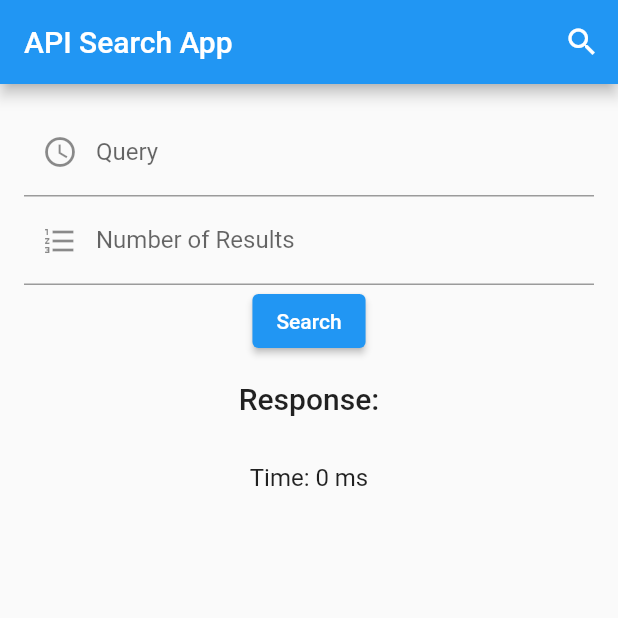
After one commit to Enriquefft/Information-Retrieval-Frontend, a Flutter app: the screen it shows after launch, on a phone screen of 412 x 824 dp, the top half of it. The commit adds this screen. Run offline on Flutter 3.47's test engine with Material 2 defaults, Android fonts, the light colour scheme and no system bars; our stand-ins replace logger.

Commit message:
First commit

```diff
--- /dev/null
+++ b/lib/api_service.dart
@@ -0,0 +1,36 @@
+import 'package:http/http.dart' as http;
+import 'package:logger/logger.dart';
+import 'dart:convert';
+
+class ApiService {
+  // Api call constants
+  var apiUrl = Uri.parse('http://localhost:3000/search');
+  var headers = {'Content-Type': 'application/json'};
+
+  // final log = Logger("ApiLogger");
+
+  Future<Map<String, dynamic>> search(String query, int results) async {
+    var body = jsonEncode({'query': query, 'results': results.toString()});
+
+    try {
+      var response = await http.post(apiUrl, body: body, headers: headers);
+
+      if (response.statusCode == 400) {
+        throw Exception(
+            'Incorrect input. Please check your query and number of results.');
+      } else if (response.statusCode == 404) {
+        throw Exception(
+            'The API service is currently unavailable. Please try again later.');
+      } else if (response.statusCode != 200) {
+        throw Exception('An error occurred. Please try again.');
+      }
+
+      return json.decode(response.body);
+    } catch (e) {
+      // logger.log(
+      // Level.error, "An error occurred while calling the API service.", e);
+      // logger.e(e);
+      rethrow;
+    }
+  }
+}
--- /dev/null
+++ b/lib/home.dart
@@ -0,0 +1,88 @@
+import 'package:flutter/material.dart';
+import 'api_service.dart';
+
+class HomePage extends StatefulWidget {
+  const HomePage({Key? key}) : super(key: key);
+
+  @override
+  _HomePageState createState() => _HomePageState();
+}
+
+class _HomePageState extends State<HomePage> {
+  // Input box listeners
+  final TextEditingController _queryController = TextEditingController();
+  final TextEditingController _resultsCountController = TextEditingController();
+
+  // Api interaction
+  String _response = '';
+  int _time = 0;
+
+  final ApiService _apiService = ApiService();
+
+  Future<void> _search() async {
+    String query = _queryController.text;
+    int resultsCount = int.parse(_resultsCountController.text);
+
+    var data = await _apiService.search(query, resultsCount);
+    List<String> responseList = List<String>.from(data['data']);
+    int time = data['time'];
+
+    setState(() {
+      _response = responseList.join('\n');
+      _time = time;
+    });
+  }
+
+  // UI
+  @override
+  Widget build(BuildContext context) {
+    return Scaffold(
+      appBar: AppBar(
+        title: const Text('API Search App'),
+        actions: [
+          IconButton(
+            icon: const Icon(Icons.search),
+            onPressed: _search,
+          ),
+        ],
+      ),
+      body: Padding(
+        padding: const EdgeInsets.all(16.0),
+        child: Column(
+          children: [
+            TextField(
+              controller: _queryController,
+              decoration: const InputDecoration(
+                labelText: 'Query',
+                prefixIcon: Icon(Icons.query_builder),
+              ),
+            ),
+            TextField(
+              controller: _resultsCountController,
+              decoration: const InputDecoration(
+                labelText: 'Number of Results',
+                prefixIcon: Icon(Icons.format_list_numbered),
+              ),
+              keyboardType: TextInputType.number,
+            ),
+            ElevatedButton(
+              onPressed: _search,
+              child: const Text('Search'),
+            ),
+            const SizedBox(height: 16.0),
+            Text(
+              'Response:',
+              style: Theme.of(context).textTheme.titleLarge,
+            ),
+            Text(_response),
+            const SizedBox(height: 16.0),
+            Text(
+              'Time: $_time ms',
+              style: Theme.of(context).textTheme.titleMedium,
+            ),
+          ],
+        ),
+      ),
+    );
+  }
+}
--- a/pubspec.yaml
+++ b/pubspec.yaml
@@ -36,6 +36,7 @@ dependencies:
   # Use with the CupertinoIcons class for iOS style icons.
   cupertino_icons: ^1.0.2
   http: ^1.1.0
+  logger: ^2.0.2+1
 
 dev_dependencies:
   flutter_test:
```
Also changed, not shown: lib/main.dart (+5 -75 lines), pubspec.lock, 1 other file.
